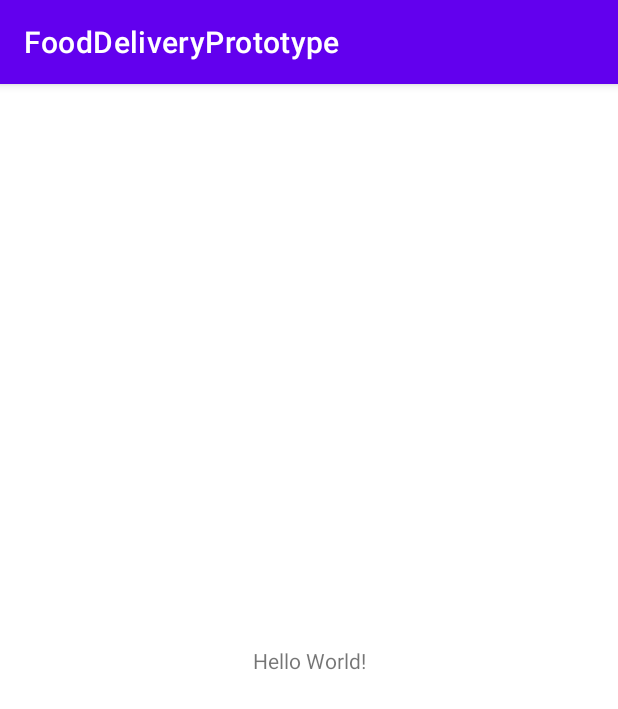
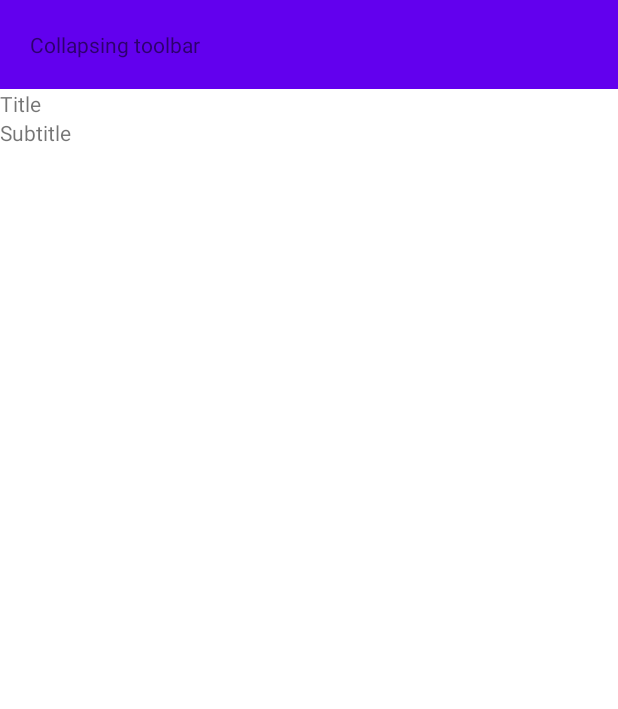
Before and after one commit to himanshubakshi/FoodDeliveryPrototype, an Android app: the screen it shows after launch (MainActivity), on a phone screen of 412 x 824 dp. Shown: the top 709 px of the screen. Run offline under Robolectric (Android 15) with nearby library versions, the phone set to English and light mode, and no system bars.

Commit message:
collapsing toolbar with nested scrollview

```diff
--- a/app/src/main/res/layout/activity_main.xml
+++ b/app/src/main/res/layout/activity_main.xml
@@ -1,18 +1,57 @@
 <?xml version="1.0" encoding="utf-8"?>
-<androidx.constraintlayout.widget.ConstraintLayout xmlns:android="http://schemas.android.com/apk/res/android"
+<androidx.coordinatorlayout.widget.CoordinatorLayout xmlns:android="http://schemas.android.com/apk/res/android"
     xmlns:app="http://schemas.android.com/apk/res-auto"
     xmlns:tools="http://schemas.android.com/tools"
     android:layout_width="match_parent"
     android:layout_height="match_parent"
     tools:context=".MainActivity">
 
-    <TextView
-        android:layout_width="wrap_content"
+    <com.google.android.material.appbar.AppBarLayout
+        android:id="@+id/appBar"
+        android:layout_width="match_parent"
         android:layout_height="wrap_content"
-        android:text="Hello World!"
+        android:fitsSystemWindows="true">
+
+        <com.google.android.material.appbar.CollapsingToolbarLayout
+            android:id="@+id/collapsingToolbar"
+            android:layout_width="match_parent"
+            android:layout_height="wrap_content"
+            app:layout_scrollFlags="enterAlwaysCollapsed|scroll">
+
+            <TextView
+                android:layout_width="match_parent"
+                android:layout_height="wrap_content"
+                android:layout_margin="@dimen/base_20dp"
+                android:text="@string/collapsing_toolbar" />
+        </com.google.android.material.appbar.CollapsingToolbarLayout>
+
+    </com.google.android.material.appbar.AppBarLayout>
+
+    <androidx.core.widget.NestedScrollView
+        android:layout_width="match_parent"
+        android:layout_height="match_parent"
+        app:layout_behavior="com.google.android.material.appbar.AppBarLayout$ScrollingViewBehavior"
         app:layout_constraintBottom_toBottomOf="parent"
         app:layout_constraintLeft_toLeftOf="parent"
         app:layout_constraintRight_toRightOf="parent"
-        app:layout_constraintTop_toTopOf="parent" />
+        app:layout_constraintTop_toTopOf="parent">
 
-</androidx.constraintlayout.widget.ConstraintLayout>
+        <LinearLayout
+            android:layout_width="match_parent"
+            android:layout_height="match_parent"
+            android:orientation="vertical">
+
+            <TextView
+                android:layout_width="match_parent"
+                android:layout_height="wrap_content"
+                android:text="@string/title" />
+
+            <TextView
+                android:layout_width="match_parent"
+                android:layout_height="wrap_content"
+                android:text="@string/subtitle" />
+        </LinearLayout>
+
+    </androidx.core.widget.NestedScrollView>
+
+</androidx.coordinatorlayout.widget.CoordinatorLayout>
--- /dev/null
+++ b/app/src/main/res/values/dimens.xml
@@ -0,0 +1,4 @@
+<?xml version="1.0" encoding="utf-8"?>
+<resources>
+    <dimen name="base_20dp">20dp</dimen>
+</resources>
--- a/app/src/main/res/values/strings.xml
+++ b/app/src/main/res/values/strings.xml
@@ -1,3 +1,6 @@
 <resources>
     <string name="app_name">FoodDeliveryPrototype</string>
+    <string name="collapsing_toolbar">Collapsing toolbar</string>
+    <string name="subtitle">Subtitle</string>
+    <string name="title">Title</string>
 </resources>
--- a/app/src/main/res/values/themes.xml
+++ b/app/src/main/res/values/themes.xml
@@ -1,6 +1,6 @@
 <resources xmlns:tools="http://schemas.android.com/tools">
     <!-- Base application theme. -->
-    <style name="Theme.FoodDeliveryPrototype" parent="Theme.MaterialComponents.DayNight.DarkActionBar">
+    <style name="Theme.FoodDeliveryPrototype" parent="Theme.MaterialComponents.DayNight.NoActionBar">
         <!-- Primary brand color. -->
         <item name="colorPrimary">@color/purple_500</item>
         <item name="colorPrimaryVariant">@color/purple_700</item>
```
